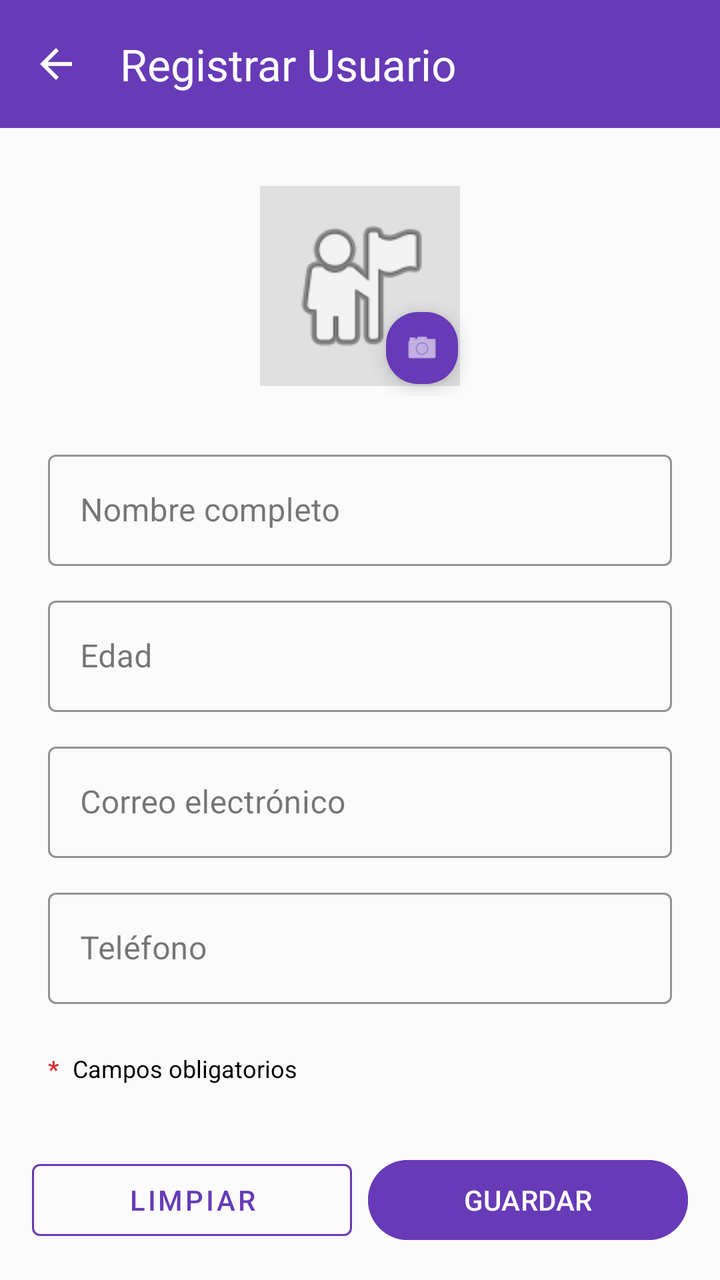
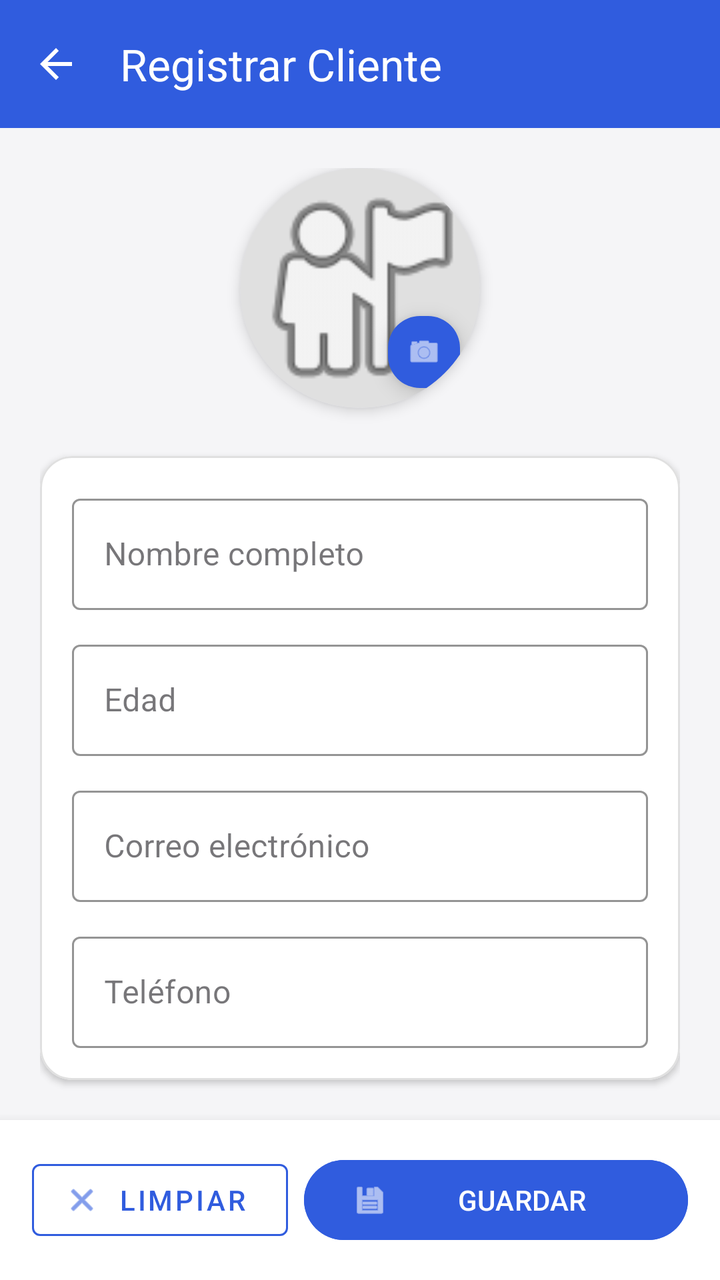

Compare the two renders of this Android layout. The source of the first and the diff that turns it into the second are given below.
<!-- AndroidManifest.xml: application theme Theme.BluePrint -->
<!-- res/layout/activity_guardar_usuario.xml -->
<?xml version="1.0" encoding="utf-8"?>
<androidx.constraintlayout.widget.ConstraintLayout
    xmlns:android="http://schemas.android.com/apk/res/android"
    xmlns:app="http://schemas.android.com/apk/res-auto"
    xmlns:tools="http://tools.android.com/tools"
    android:layout_width="match_parent"
    android:layout_height="match_parent"
    android:background="#FBFBFB"
    tools:context=".activities.GuardarUsuarioActivity">

    <com.google.android.material.appbar.MaterialToolbar
        android:id="@+id/toolbar"
        android:layout_width="match_parent"
        android:layout_height="?attr/actionBarSize"
        android:background="#673AB7"
        android:theme="@style/ThemeOverlay.MaterialComponents.Dark.ActionBar"
        app:title="Registrar Usuario"
        app:navigationIcon="?attr/homeAsUpIndicator"
        app:layout_constraintTop_toTopOf="parent"
        app:layout_constraintStart_toStartOf="parent"
        app:layout_constraintEnd_toEndOf="parent" />

    <androidx.core.widget.NestedScrollView
        android:id="@+id/nestedScrollView"
        android:layout_width="match_parent"
        android:layout_height="0dp"
        android:fillViewport="true"
        app:layout_constraintTop_toBottomOf="@id/toolbar"
        app:layout_constraintBottom_toTopOf="@id/layoutButtons"
        app:layout_constraintStart_toStartOf="parent"
        app:layout_constraintEnd_toEndOf="parent">

        <androidx.constraintlayout.widget.ConstraintLayout
            android:layout_width="match_parent"
            android:layout_height="wrap_content"
            android:padding="24dp">

            <FrameLayout
                android:id="@+id/frameIcon"
                android:layout_width="110dp"
                android:layout_height="110dp"
                app:layout_constraintTop_toTopOf="parent"
                app:layout_constraintStart_toStartOf="parent"
                app:layout_constraintEnd_toEndOf="parent">

                <ImageView
                    android:id="@+id/imgAvatar"
                    android:layout_width="100dp"
                    android:layout_height="100dp"
                    android:layout_gravity="center"
                    android:scaleType="centerCrop"
                    android:src="@android:drawable/ic_menu_myplaces"
                    android:background="#E0E0E0"
                    android:padding="10dp"
                    android:contentDescription="Foto de perfil" />

                <com.google.android.material.floatingactionbutton.FloatingActionButton
                    android:id="@+id/fabCamera"
                    android:layout_width="wrap_content"
                    android:layout_height="wrap_content"
                    android:layout_gravity="bottom|end"
                    android:contentDescription="Tomar foto"
                    android:src="@android:drawable/ic_menu_camera"
                    app:fabCustomSize="36dp"
                    app:maxImageSize="18dp"
                    app:backgroundTint="#673AB7"
                    app:tint="@android:color/white" />
            </FrameLayout>

            <com.google.android.material.textfield.TextInputLayout
                android:id="@+id/tilNombre"
                style="@style/Widget.MaterialComponents.TextInputLayout.OutlinedBox"
                android:layout_width="match_parent"
                android:layout_height="wrap_content"
                android:layout_marginTop="24dp"
                android:hint="Nombre completo"
                app:boxStrokeColor="#673AB7"
                app:hintTextColor="#673AB7"
                app:layout_constraintTop_toBottomOf="@id/frameIcon"
                app:layout_constraintStart_toStartOf="parent"
                app:layout_constraintEnd_toEndOf="parent">

                <com.google.android.material.textfield.TextInputEditText
                    android:id="@+id/etNombre"
                    android:layout_width="match_parent"
                    android:layout_height="wrap_content"
                    android:inputType="textPersonName"
                    android:textColor="#222222" />
            </com.google.android.material.textfield.TextInputLayout>

            <com.google.android.material.textfield.TextInputLayout
                android:id="@+id/tilEdad"
                style="@style/Widget.MaterialComponents.TextInputLayout.OutlinedBox"
                android:layout_width="match_parent"
                android:layout_height="wrap_content"
                android:layout_marginTop="12dp"
                android:hint="Edad"
                app:boxStrokeColor="#673AB7"
                app:hintTextColor="#673AB7"
                app:layout_constraintTop_toBottomOf="@id/tilNombre"
                app:layout_constraintStart_toStartOf="parent"
                app:layout_constraintEnd_toEndOf="parent">

                <com.google.android.material.textfield.TextInputEditText
                    android:id="@+id/etEdad"
                    android:layout_width="match_parent"
                    android:layout_height="wrap_content"
                    android:inputType="number"
                    android:textColor="#222222" />
            </com.google.android.material.textfield.TextInputLayout>

            <com.google.android.material.textfield.TextInputLayout
                android:id="@+id/tilEmail"
                style="@style/Widget.MaterialComponents.TextInputLayout.OutlinedBox"
                android:layout_width="match_parent"
                android:layout_height="wrap_content"
                android:layout_marginTop="12dp"
                android:hint="Correo electrónico"
                app:boxStrokeColor="#673AB7"
                app:hintTextColor="#673AB7"
                app:layout_constraintTop_toBottomOf="@id/tilEdad"
                app:layout_constraintStart_toStartOf="parent"
                app:layout_constraintEnd_toEndOf="parent">

                <com.google.android.material.textfield.TextInputEditText
                    android:id="@+id/etEmail"
                    android:layout_width="match_parent"
                    android:layout_height="wrap_content"
                    android:inputType="textEmailAddress"
                    android:textColor="#222222" />
            </com.google.android.material.textfield.TextInputLayout>

            <com.google.android.material.textfield.TextInputLayout
                android:id="@+id/tilTelefono"
                style="@style/Widget.MaterialComponents.TextInputLayout.OutlinedBox"
                android:layout_width="match_parent"
                android:layout_height="wrap_content"
                android:layout_marginTop="12dp"
                android:hint="Teléfono"
                app:boxStrokeColor="#673AB7"
                app:hintTextColor="#673AB7"
                app:layout_constraintTop_toBottomOf="@id/tilEmail"
                app:layout_constraintStart_toStartOf="parent"
                app:layout_constraintEnd_toEndOf="parent">

                <com.google.android.material.textfield.TextInputEditText
                    android:id="@+id/etTelefono"
                    android:layout_width="match_parent"
                    android:layout_height="wrap_content"
                    android:inputType="phone"
                    android:textColor="#222222" />
            </com.google.android.material.textfield.TextInputLayout>

            <TextView
                android:id="@+id/tvAsterisk"
                android:layout_width="wrap_content"
                android:layout_height="wrap_content"
                android:layout_marginTop="24dp"
                android:layout_marginBottom="16dp"
                android:text="* "
                android:textColor="#D32F2F"
                android:textSize="12sp"
                android:textStyle="bold"
                app:layout_constraintBottom_toBottomOf="parent"
                app:layout_constraintStart_toStartOf="parent"
                app:layout_constraintTop_toBottomOf="@id/tilTelefono"
                app:layout_constraintVertical_bias="0.0" />

            <TextView
                android:id="@+id/tvRequiredLabel"
                android:layout_width="wrap_content"
                android:layout_height="wrap_content"
                android:layout_marginStart="4dp"
                android:text="Campos obligatorios"
                android:textColor="#000000"
                android:textSize="12sp"
                app:layout_constraintBottom_toBottomOf="@id/tvAsterisk"
                app:layout_constraintStart_toEndOf="@id/tvAsterisk"
                app:layout_constraintTop_toTopOf="@id/tvAsterisk" />

        </androidx.constraintlayout.widget.ConstraintLayout>
    </androidx.core.widget.NestedScrollView>

    <LinearLayout
        android:id="@+id/layoutButtons"
        android:layout_width="match_parent"
        android:layout_height="wrap_content"
        android:orientation="horizontal"
        android:padding="16dp"
        android:background="#FBFBFB"
        app:layout_constraintBottom_toBottomOf="parent"
        app:layout_constraintStart_toStartOf="parent"
        app:layout_constraintEnd_toEndOf="parent">

        <com.google.android.material.button.MaterialButton
            android:id="@+id/btnClean"
            style="@style/Widget.MaterialComponents.Button.OutlinedButton"
            android:layout_width="0dp"
            android:layout_height="wrap_content"
            android:layout_weight="1"
            android:layout_marginEnd="8dp"
            android:text="LIMPIAR"
            android:textColor="#673AB7"
            app:strokeColor="#673AB7" />

        <com.google.android.material.button.MaterialButton
            android:id="@+id/btnSave"
            android:layout_width="0dp"
            android:layout_height="wrap_content"
            android:layout_weight="1"
            android:text="GUARDAR"
            android:backgroundTint="#673AB7" />

    </LinearLayout>

</androidx.constraintlayout.widget.ConstraintLayout>
<!-- resources referenced by this layout -->
<resources>
  <style name="Theme.BluePrint" parent="Base.Theme.BluePrint" />
  <style name="Base.Theme.BluePrint" parent="Theme.Material3.DayNight.NoActionBar">
          
          
      </style>
</resources>

<!-- the commit's change to res/layout/activity_guardar_usuario.xml (unified diff, before → after) -->
@@ -5,16 +5,16 @@
     xmlns:tools="http://tools.android.com/tools"
     android:layout_width="match_parent"
     android:layout_height="match_parent"
-    android:background="#FBFBFB"
+    android:background="#F5F5F7"
     tools:context=".activities.GuardarUsuarioActivity">
 
     <com.google.android.material.appbar.MaterialToolbar
         android:id="@+id/toolbar"
         android:layout_width="match_parent"
         android:layout_height="?attr/actionBarSize"
-        android:background="#673AB7"
+        android:background="@color/blue_primary"
         android:theme="@style/ThemeOverlay.MaterialComponents.Dark.ActionBar"
-        app:title="Registrar Usuario"
+        app:title="Registrar Cliente"
         app:navigationIcon="?attr/homeAsUpIndicator"
         app:layout_constraintTop_toTopOf="parent"
         app:layout_constraintStart_toStartOf="parent"
@@ -33,137 +33,153 @@
         <androidx.constraintlayout.widget.ConstraintLayout
             android:layout_width="match_parent"
             android:layout_height="wrap_content"
-            android:padding="24dp">
-
-            <FrameLayout
-                android:id="@+id/frameIcon"
-                android:layout_width="110dp"
-                android:layout_height="110dp"
+            android:padding="20dp">
+
+            <com.google.android.material.card.MaterialCardView
+                android:id="@+id/cardAvatar"
+                android:layout_width="wrap_content"
+                android:layout_height="wrap_content"
+                app:cardCornerRadius="60dp"
+                app:cardElevation="4dp"
+                app:strokeWidth="0dp"
                 app:layout_constraintTop_toTopOf="parent"
                 app:layout_constraintStart_toStartOf="parent"
                 app:layout_constraintEnd_toEndOf="parent">
 
-                <ImageView
-                    android:id="@+id/imgAvatar"
-                    android:layout_width="100dp"
-                    android:layout_height="100dp"
-                    android:layout_gravity="center"
-                    android:scaleType="centerCrop"
-                    android:src="@android:drawable/ic_menu_myplaces"
-                    android:background="#E0E0E0"
-                    android:padding="10dp"
-                    android:contentDescription="Foto de perfil" />
-
-                <com.google.android.material.floatingactionbutton.FloatingActionButton
-                    android:id="@+id/fabCamera"
-                    android:layout_width="wrap_content"
-                    android:layout_height="wrap_content"
-                    android:layout_gravity="bottom|end"
-                    android:contentDescription="Tomar foto"
-                    android:src="@android:drawable/ic_menu_camera"
-                    app:fabCustomSize="36dp"
-                    app:maxImageSize="18dp"
-                    app:backgroundTint="#673AB7"
-                    app:tint="@android:color/white" />
-            </FrameLayout>
-
-            <com.google.android.material.textfield.TextInputLayout
-                android:id="@+id/tilNombre"
-                style="@style/Widget.MaterialComponents.TextInputLayout.OutlinedBox"
+                <FrameLayout
+                    android:layout_width="120dp"
+                    android:layout_height="120dp">
+
+                    <ImageView
+                        android:id="@+id/imgAvatar"
+                        android:layout_width="match_parent"
+                        android:layout_height="match_parent"
+                        android:scaleType="centerCrop"
+                        android:src="@android:drawable/ic_menu_myplaces"
+                        android:background="#E0E0E0" />
+
+                    <com.google.android.material.floatingactionbutton.FloatingActionButton
+                        android:id="@+id/fabCamera"
+                        android:layout_width="wrap_content"
+                        android:layout_height="wrap_content"
+                        android:layout_gravity="bottom|end"
+                        android:layout_margin="4dp"
+                        android:contentDescription="Tomar foto"
+                        android:src="@android:drawable/ic_menu_camera"
+                        app:fabCustomSize="36dp"
+                        app:maxImageSize="18dp"
+                        app:backgroundTint="@color/blue_primary"
+                        app:tint="@android:color/white" />
+                </FrameLayout>
+            </com.google.android.material.card.MaterialCardView>
+
+            <com.google.android.material.card.MaterialCardView
+                android:id="@+id/cardInfo"
                 android:layout_width="match_parent"
                 android:layout_height="wrap_content"
                 android:layout_marginTop="24dp"
-                android:hint="Nombre completo"
-                app:boxStrokeColor="#673AB7"
-                app:hintTextColor="#673AB7"
-                app:layout_constraintTop_toBottomOf="@id/frameIcon"
+                app:cardBackgroundColor="#FFFFFF"
+                app:cardCornerRadius="16dp"
+                app:cardElevation="2dp"
+                app:strokeWidth="1dp"
+                app:strokeColor="#E0E0E0"
+                app:layout_constraintTop_toBottomOf="@id/cardAvatar"
                 app:layout_constraintStart_toStartOf="parent"
                 app:layout_constraintEnd_toEndOf="parent">
 
-                <com.google.android.material.textfield.TextInputEditText
-                    android:id="@+id/etNombre"
+                <LinearLayout
                     android:layout_width="match_parent"
                     android:layout_height="wrap_content"
-                    android:inputType="textPersonName"
-                    android:textColor="#222222" />
-            </com.google.android.material.textfield.TextInputLayout>
-
-            <com.google.android.material.textfield.TextInputLayout
-                android:id="@+id/tilEdad"
-                style="@style/Widget.MaterialComponents.TextInputLayout.OutlinedBox"
-                android:layout_width="match_parent"
-                android:layout_height="wrap_content"
-                android:layout_marginTop="12dp"
-                android:hint="Edad"
-                app:boxStrokeColor="#673AB7"
-                app:hintTextColor="#673AB7"
-                app:layout_constraintTop_toBottomOf="@id/tilNombre"
-                app:layout_constraintStart_toStartOf="parent"
-                app:layout_constraintEnd_toEndOf="parent">
-
-                <com.google.android.material.textfield.TextInputEditText
-                    android:id="@+id/etEdad"
-                    android:layout_width="match_parent"
-                    android:layout_height="wrap_content"
-                    android:inputType="number"
-                    android:textColor="#222222" />
-            </com.google.android.material.textfield.TextInputLayout>
-
-            <com.google.android.material.textfield.TextInputLayout
-                android:id="@+id/tilEmail"
-                style="@style/Widget.MaterialComponents.TextInputLayout.OutlinedBox"
-                android:layout_width="match_parent"
-                android:layout_height="wrap_content"
-                android:layout_marginTop="12dp"
-                android:hint="Correo electrónico"
-                app:boxStrokeColor="#673AB7"
-                app:hintTextColor="#673AB7"
-                app:layout_constraintTop_toBottomOf="@id/tilEdad"
-                app:layout_constraintStart_toStartOf="parent"
-                app:layout_constraintEnd_toEndOf="parent">
-
-                <com.google.android.material.textfield.TextInputEditText
-                    android:id="@+id/etEmail"
-                    android:layout_width="match_parent"
-                    android:layout_height="wrap_content"
-                    android:inputType="textEmailAddress"
-                    android:textColor="#222222" />
-            </com.google.android.material.textfield.TextInputLayout>
-
-            <com.google.android.material.textfield.TextInputLayout
-                android:id="@+id/tilTelefono"
-                style="@style/Widget.MaterialComponents.TextInputLayout.OutlinedBox"
-                android:layout_width="match_parent"
-                android:layout_height="wrap_content"
-                android:layout_marginTop="12dp"
-                android:hint="Teléfono"
-                app:boxStrokeColor="#673AB7"
-                app:hintTextColor="#673AB7"
-                app:layout_constraintTop_toBottomOf="@id/tilEmail"
-                app:layout_constraintStart_toStartOf="parent"
-                app:layout_constraintEnd_toEndOf="parent">
-
-                <com.google.android.material.textfield.TextInputEditText
-                    android:id="@+id/etTelefono"
-                    android:layout_width="match_parent"
-                    android:layout_height="wrap_content"
-                    android:inputType="phone"
-                    android:textColor="#222222" />
-            </com.google.android.material.textfield.TextInputLayout>
+                    android:orientation="vertical"
+                    android:padding="16dp">
+
+                    <com.google.android.material.textfield.TextInputLayout
+                        android:id="@+id/tilNombre"
+                        style="@style/Widget.MaterialComponents.TextInputLayout.OutlinedBox"
+                        android:layout_width="match_parent"
+                        android:layout_height="wrap_content"
+                        android:hint="Nombre completo"
+                        app:boxStrokeColor="@color/blue_primary"
+                        app:hintTextColor="@color/blue_primary">
+
+                        <com.google.android.material.textfield.TextInputEditText
+                            android:id="@+id/etNombre"
+                            android:layout_width="match_parent"
+                            android:layout_height="wrap_content"
+                            android:inputType="textPersonName"
+                            android:textColor="#222222" />
+                    </com.google.android.material.textfield.TextInputLayout>
+
+                    <com.google.android.material.textfield.TextInputLayout
+                        android:id="@+id/tilEdad"
+                        style="@style/Widget.MaterialComponents.TextInputLayout.OutlinedBox"
+                        android:layout_width="match_parent"
+                        android:layout_height="wrap_content"
+                        android:layout_marginTop="12dp"
+                        android:hint="Edad"
+                        app:boxStrokeColor="@color/blue_primary"
+                        app:hintTextColor="@color/blue_primary">
+
+                        <com.google.android.material.textfield.TextInputEditText
+                            android:id="@+id/etEdad"
+                            android:layout_width="match_parent"
+                            android:layout_height="wrap_content"
+                            android:inputType="number"
+                            android:textColor="#222222" />
+                    </com.google.android.material.textfield.TextInputLayout>
+
+                    <com.google.android.material.textfield.TextInputLayout
+                        android:id="@+id/tilEmail"
+                        style="@style/Widget.MaterialComponents.TextInputLayout.OutlinedBox"
+                        android:layout_width="match_parent"
+                        android:layout_height="wrap_content"
+                        android:layout_marginTop="12dp"
+                        android:hint="Correo electrónico"
+                        app:boxStrokeColor="@color/blue_primary"
+                        app:hintTextColor="@color/blue_primary">
+
+                        <com.google.android.material.textfield.TextInputEditText
+                            android:id="@+id/etEmail"
+                            android:layout_width="match_parent"
+                            android:layout_height="wrap_content"
+                            android:inputType="textEmailAddress"
+                            android:textColor="#222222" />
+                    </com.google.android.material.textfield.TextInputLayout>
+
+                    <com.google.android.material.textfield.TextInputLayout
+                        android:id="@+id/tilTelefono"
+                        style="@style/Widget.MaterialComponents.TextInputLayout.OutlinedBox"
+                        android:layout_width="match_parent"
+                        android:layout_height="wrap_content"
+                        android:layout_marginTop="12dp"
+                        android:hint="Teléfono"
+                        app:boxStrokeColor="@color/blue_primary"
+                        app:hintTextColor="@color/blue_primary">
+
+                        <com.google.android.material.textfield.TextInputEditText
+                            android:id="@+id/etTelefono"
+                            android:layout_width="match_parent"
+                            android:layout_height="wrap_content"
+                            android:inputType="phone"
+                            android:textColor="#222222" />
+                    </com.google.android.material.textfield.TextInputLayout>
+
+                </LinearLayout>
+            </com.google.android.material.card.MaterialCardView>
 
             <TextView
                 android:id="@+id/tvAsterisk"
                 android:layout_width="wrap_content"
                 android:layout_height="wrap_content"
-                android:layout_marginTop="24dp"
+                android:layout_marginTop="16dp"
                 android:layout_marginBottom="16dp"
                 android:text="* "
                 android:textColor="#D32F2F"
                 android:textSize="12sp"
                 android:textStyle="bold"
                 app:layout_constraintBottom_toBottomOf="parent"
-                app:layout_constraintStart_toStartOf="parent"
-                app:layout_constraintTop_toBottomOf="@id/tilTelefono"
+                app:layout_constraintStart_toStartOf="@id/cardInfo"
+                app:layout_constraintTop_toBottomOf="@id/cardInfo"
                 app:layout_constraintVertical_bias="0.0" />
 
             <TextView
@@ -172,7 +188,7 @@
                 android:layout_height="wrap_content"
                 android:layout_marginStart="4dp"
                 android:text="Campos obligatorios"
-                android:textColor="#000000"
+                android:textColor="#666666"
                 android:textSize="12sp"
                 app:layout_constraintBottom_toBottomOf="@id/tvAsterisk"
                 app:layout_constraintStart_toEndOf="@id/tvAsterisk"
@@ -187,7 +203,8 @@
         android:layout_height="wrap_content"
         android:orientation="horizontal"
         android:padding="16dp"
-        android:background="#FBFBFB"
+        android:background="#FFFFFF"
+        android:elevation="8dp"
         app:layout_constraintBottom_toBottomOf="parent"
         app:layout_constraintStart_toStartOf="parent"
         app:layout_constraintEnd_toEndOf="parent">
@@ -200,16 +217,20 @@
             android:layout_weight="1"
             android:layout_marginEnd="8dp"
             android:text="LIMPIAR"
-            android:textColor="#673AB7"
-            app:strokeColor="#673AB7" />
+            android:textColor="@color/blue_primary"
+            app:strokeColor="@color/blue_primary"
+            app:icon="@android:drawable/ic_menu_close_clear_cancel"
+            app:iconTint="@color/blue_primary" />
 
         <com.google.android.material.button.MaterialButton
             android:id="@+id/btnSave"
             android:layout_width="0dp"
             android:layout_height="wrap_content"
-            android:layout_weight="1"
+            android:layout_weight="1.5"
             android:text="GUARDAR"
-            android:backgroundTint="#673AB7" />
+            android:backgroundTint="@color/blue_primary"
+            app:icon="@android:drawable/ic_menu_save"
+            app:iconTint="@android:color/white" />
 
     </LinearLayout>
 
<!-- resource entries referenced after the edit -->
@@ -1,9 +1,16 @@
 <!-- resources referenced by this layout -->
 <resources>
+  <color name="blue_primary">#305CDE</color>
   <style name="Theme.BluePrint" parent="Base.Theme.BluePrint" />
   <style name="Base.Theme.BluePrint" parent="Theme.Material3.DayNight.NoActionBar">
           
+          <item name="colorPrimary">@color/blue_primary</item>
+          <item name="colorPrimaryVariant">@color/blue_dark</item>
+          <item name="colorOnPrimary">@color/white</item>
           
+          <item name="android:statusBarColor">@color/blue_dark</item>
       </style>
+  <color name="blue_dark">#1A3EB1</color>
+  <color name="white">#FFFFFFFF</color>
 </resources>
 
